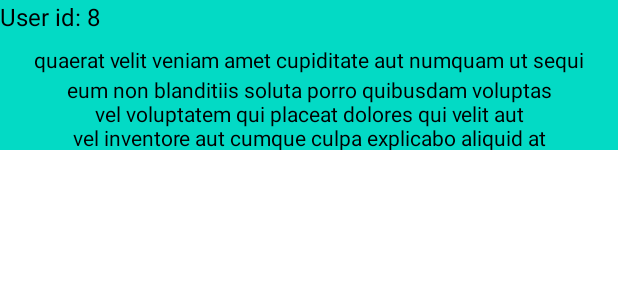
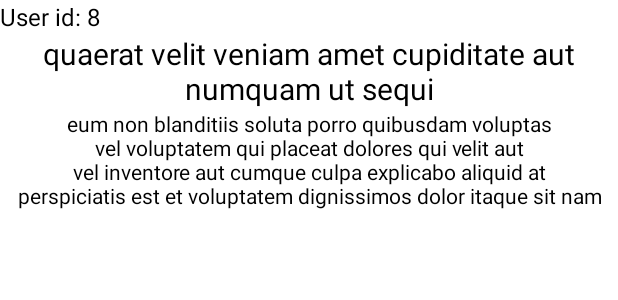
Before and after one commit to rodionGra/15.AcdHmwBasicArch, an Android app: the layout standard_post_item_recycle_view.xml on its own in the app's theme, with its tools: preview values and no code run, on a phone screen of 412 x 824 dp. Shown: the top 300 px of the screen. Run offline under Robolectric (Android 15) with nearby library versions, the phone set to English and light mode, and no system bars; network calls fail.

Commit message:
Done main functional

```diff
--- a/app/build.gradle
+++ b/app/build.gradle
@@ -31,8 +31,7 @@ android {
         jvmTarget = '1.8'
     }
 
-    //binding
-    buildFeatures{
+    buildFeatures {
         viewBinding true
     }
 }
@@ -42,7 +41,7 @@ dependencies {
     implementation "org.jetbrains.kotlin:kotlin-stdlib:$kotlin_version"
     implementation 'androidx.core:core-ktx:1.3.2'
     implementation 'androidx.appcompat:appcompat:1.2.0'
-    implementation 'com.google.android.material:material:1.2.1'
+    implementation 'com.google.android.material:material:1.3.0'
     implementation 'androidx.constraintlayout:constraintlayout:2.0.4'
     testImplementation 'junit:junit:4.+'
     androidTestImplementation 'androidx.test.ext:junit:1.1.2'
--- a/app/src/main/java/com/a15acdhmwbasicarch/presentation/InfoPresenter.kt
+++ b/app/src/main/java/com/a15acdhmwbasicarch/presentation/InfoPresenter.kt
@@ -41,7 +41,7 @@ class InfoPresenter(
         if (result.isError) {
             view?.showError(result.errorResult)
         } else {
-            view?.showInfo(result.successResult)
+            view?.showUsersPost(result.successResult)
         }
     }
 }
--- a/app/src/main/res/layout/standard_post_item_recycle_view.xml
+++ b/app/src/main/res/layout/standard_post_item_recycle_view.xml
@@ -1,15 +1,15 @@
 <?xml version="1.0" encoding="utf-8"?>
 <androidx.constraintlayout.widget.ConstraintLayout xmlns:android="http://schemas.android.com/apk/res/android"
     xmlns:app="http://schemas.android.com/apk/res-auto"
+    android:id="@+id/standard_post_item_container"
     xmlns:tools="http://schemas.android.com/tools"
     android:layout_width="match_parent"
-    android:layout_height="wrap_content"
-    tools:background="@color/teal_200">
+    android:layout_height="wrap_content">
 
     <TextView
         android:id="@+id/tv_userId"
         android:layout_width="wrap_content"
-        android:layout_height="30dp"
+        android:layout_height="wrap_content"
         android:textColor="@color/black"
         android:textSize="16sp"
         app:layout_constraintStart_toStartOf="parent"
@@ -17,24 +17,35 @@
         tools:text="User id: 8" />
 
     <TextView
+        android:id="@+id/tv_warning_text"
+        android:layout_width="wrap_content"
+        android:layout_height="wrap_content"
+        android:text="@string/with_warning"
+        android:textColor="@color/yellow"
+        android:textSize="16sp"
+        app:layout_constraintEnd_toEndOf="parent"
+        app:layout_constraintTop_toTopOf="parent"
+        android:visibility="gone"/>
+
+    <TextView
         android:id="@+id/tv_title"
         android:layout_width="match_parent"
-        android:layout_height="20dp"
+        android:layout_height="wrap_content"
         android:gravity="center"
         android:textColor="@color/black"
+        android:textSize="20sp"
         app:layout_constraintTop_toBottomOf="@id/tv_userId"
-        tools:text="quaerat velit veniam amet cupiditate aut numquam ut sequi"
-        />
+        tools:text="quaerat velit veniam amet cupiditate aut numquam ut sequi" />
 
     <TextView
         android:id="@+id/tv_body"
         android:layout_width="match_parent"
-        android:layout_height="50dp"
-        app:layout_constraintTop_toBottomOf="@id/tv_title"
-        app:layout_constraintStart_toStartOf="parent"
-        app:layout_constraintEnd_toEndOf="parent"
+        android:layout_height="wrap_content"
         android:gravity="center"
         android:textColor="@color/black"
-        tools:text="eum non blanditiis soluta porro quibusdam voluptas\nvel voluptatem qui placeat dolores qui velit aut\nvel inventore aut cumque culpa explicabo aliquid at\nperspiciatis est et voluptatem dignissimos dolor itaque sit nam"/>
+        app:layout_constraintEnd_toEndOf="parent"
+        app:layout_constraintStart_toStartOf="parent"
+        app:layout_constraintTop_toBottomOf="@id/tv_title"
+        tools:text="eum non blanditiis soluta porro quibusdam voluptas\nvel voluptatem qui placeat dolores qui velit aut\nvel inventore aut cumque culpa explicabo aliquid at\nperspiciatis est et voluptatem dignissimos dolor itaque sit nam" />
 
 </androidx.constraintlayout.widget.ConstraintLayout>
--- a/app/src/main/res/values/colors.xml
+++ b/app/src/main/res/values/colors.xml
@@ -9,4 +9,5 @@
     <color name="white">#FFFFFFFF</color>
 
     <color name="red">#FF0000</color>
+    <color name="yellow">#F8DF01</color>
 </resources>
--- /dev/null
+++ b/app/src/main/res/values/dimens.xml
@@ -0,0 +1,5 @@
+<?xml version="1.0" encoding="utf-8"?>
+<resources>
+    <dimen name="banned_post_item_recycle_view_layoutHeight">100dp</dimen>
+    <dimen name="banned_post_item_recycle_view_tv_banned_text_textSize">20sp</dimen>
+</resources>
--- a/app/src/main/res/values/strings.xml
+++ b/app/src/main/res/values/strings.xml
@@ -2,4 +2,6 @@
     <string name="app_name">15.AcdHmwBasicArch</string>
     <string name="warning">Warning</string>
     <string name="ban">Тут міг бути пост юзера %1$d, але він забанений</string>
+    <string name="user_id">User id : %1$s</string>
+    <string name="with_warning">With warning</string>
 </resources>
```
Also changed, not shown: app/src/main/java/com/a15acdhmwbasicarch/MainActivity.kt (+39 -23 lines), app/src/main/java/com/a15acdhmwbasicarch/PostRecycleViewAdapter.kt (+26 -11 lines), app/src/main/java/com/a15acdhmwbasicarch/presentation/PostUiMapper.kt (+4 -3 lines), app/src/main/java/com/a15acdhmwbasicarch/presentation/PostUiModel.kt (+1 -8 lines), app/src/main/res/layout/activity_main.xml (+8 -8 lines), app/src/main/res/layout/banned_post_item_recycle_view.xml (+4 -6 lines).
